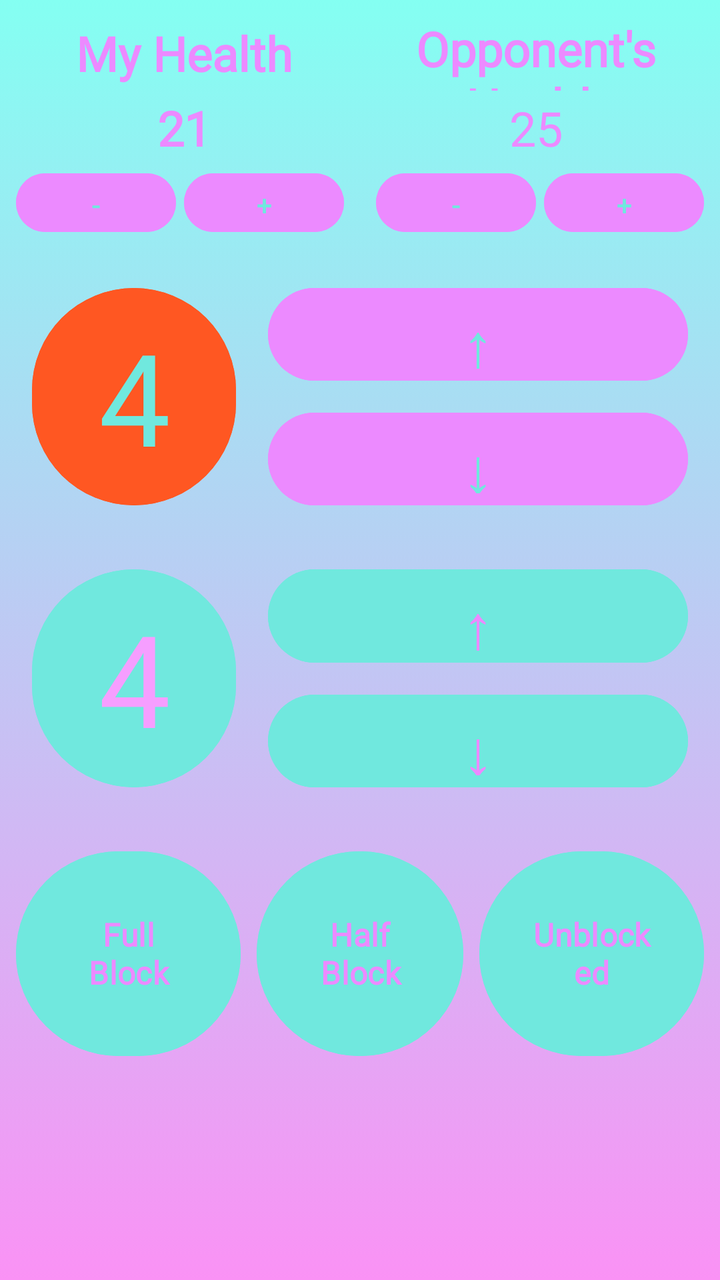
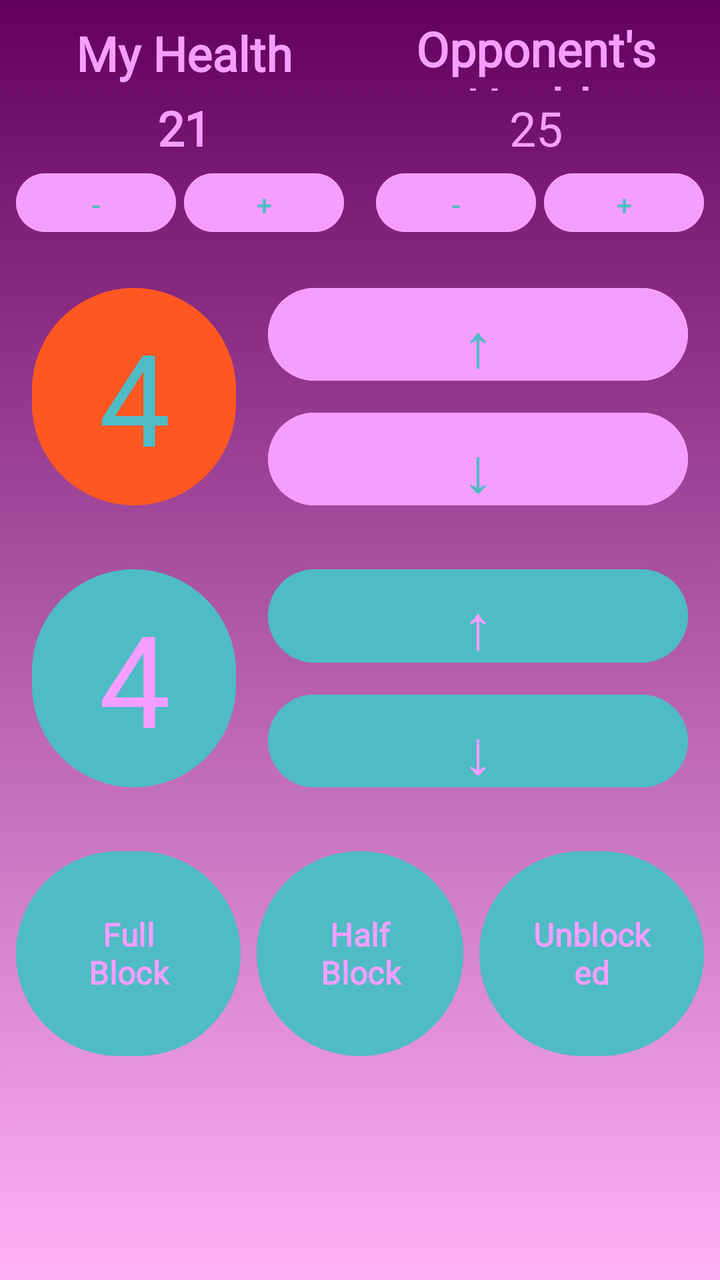

Two renders of the same Android screen: before a commit and after it. Below are the layout's source before the change and the commit's diff.
<!-- AndroidManifest.xml: application theme Theme.UVSLifeCalc -->
<!-- res/layout/activity_attack.xml -->
<?xml version="1.0" encoding="utf-8"?>
<androidx.constraintlayout.widget.ConstraintLayout xmlns:android="http://schemas.android.com/apk/res/android"
    xmlns:app="http://schemas.android.com/apk/res-auto"
    xmlns:tools="http://schemas.android.com/tools"
    android:id="@+id/attack"
    android:layout_width="match_parent"
    android:layout_height="match_parent"
    android:background="@drawable/gradient_background_main"
    tools:context=".Attack">

    
    <androidx.constraintlayout.widget.Guideline
        android:id="@+id/vertical_guideline"
        android:layout_width="wrap_content"
        android:layout_height="wrap_content"
        android:orientation="vertical"
        app:layout_constraintGuide_percent="0.5" />

    
    
    <androidx.constraintlayout.widget.Guideline
        android:id="@+id/guideline_h1"
        android:layout_width="wrap_content"
        android:layout_height="wrap_content"
        android:orientation="horizontal"
        app:layout_constraintGuide_percent="0.20" />

    
    <androidx.constraintlayout.widget.Guideline
        android:id="@+id/guideline_h2"
        android:layout_width="wrap_content"
        android:layout_height="wrap_content"
        android:orientation="horizontal"
        app:layout_constraintGuide_percent="0.42" />

    
    <androidx.constraintlayout.widget.Guideline
        android:id="@+id/guideline_h3"
        android:layout_width="wrap_content"
        android:layout_height="wrap_content"
        android:orientation="horizontal"
        app:layout_constraintGuide_percent="0.64" />

    
    <androidx.constraintlayout.widget.Guideline
        android:id="@+id/guideline_h4"
        android:layout_width="wrap_content"
        android:layout_height="wrap_content"
        android:orientation="horizontal"
        app:layout_constraintGuide_percent="0.85" />

    
    <androidx.constraintlayout.widget.Guideline
        android:id="@+id/guideline_v_left"
        android:layout_width="wrap_content"
        android:layout_height="wrap_content"
        android:orientation="vertical"
        app:layout_constraintGuide_percent="0.35" />

    

    <TextView
        android:id="@+id/my_health_label"
        android:layout_width="0dp"
        android:layout_height="0dp"
        android:layout_marginStart="8dp"
        android:layout_marginTop="8dp"
        android:layout_marginEnd="4dp"
        android:fontFamily="@font/lobster"
        android:gravity="center"
        android:text="My Health"
        android:textColor="#EC8AFF"
        android:textSize="24sp"
        android:textStyle="bold"
        app:layout_constraintEnd_toStartOf="@+id/vertical_guideline"
        app:layout_constraintStart_toStartOf="parent"
        app:layout_constraintTop_toTopOf="parent"
        app:layout_constraintBottom_toTopOf="@+id/my_health_3" />

    <TextView
        android:id="@+id/my_health_3"
        android:layout_width="0dp"
        android:layout_height="0dp"
        android:layout_marginStart="8dp"
        android:layout_marginEnd="4dp"
        android:fontFamily="@font/lobster"
        android:gravity="center"
        android:text="21"
        android:textColor="#EC8AFF"
        android:textSize="24sp"
        android:textStyle="bold"
        app:layout_constraintEnd_toStartOf="@+id/vertical_guideline"
        app:layout_constraintStart_toStartOf="parent"
        app:layout_constraintTop_toBottomOf="@+id/my_health_label"
        app:layout_constraintBottom_toTopOf="@+id/m_m" />

    <Button
        android:id="@+id/m_m"
        android:layout_width="0dp"
        android:layout_height="0dp"
        android:layout_marginStart="8dp"
        android:layout_marginEnd="4dp"
        android:layout_marginBottom="8dp"
        android:backgroundTint="#EC8AFF"
        android:text="-"
        android:textColor="#70E8DE"
        app:layout_constraintStart_toStartOf="parent"
        app:layout_constraintEnd_toStartOf="@+id/m_p"
        app:layout_constraintTop_toBottomOf="@+id/my_health_3"
        app:layout_constraintBottom_toTopOf="@+id/guideline_h1" />

    <Button
        android:id="@+id/m_p"
        android:layout_width="0dp"
        android:layout_height="0dp"
        android:layout_marginEnd="8dp"
        android:layout_marginBottom="8dp"
        android:backgroundTint="#EC8AFF"
        android:text="+"
        android:textColor="#70E8DE"
        app:layout_constraintStart_toEndOf="@+id/m_m"
        app:layout_constraintEnd_toStartOf="@+id/vertical_guideline"
        app:layout_constraintTop_toBottomOf="@+id/my_health_3"
        app:layout_constraintBottom_toTopOf="@+id/guideline_h1" />

    <TextView
        android:id="@+id/opp_health_label"
        android:layout_width="0dp"
        android:layout_height="0dp"
        android:layout_marginTop="8dp"
        android:layout_marginEnd="8dp"
        android:layout_marginStart="4dp"
        android:fontFamily="@font/lobster"
        android:gravity="center"
        android:text="Opponent's Health"
        android:textColor="#EC8AFF"
        android:textSize="24sp"
        android:textStyle="bold"
        app:layout_constraintEnd_toEndOf="parent"
        app:layout_constraintStart_toEndOf="@+id/vertical_guideline"
        app:layout_constraintTop_toTopOf="parent"
        app:layout_constraintBottom_toTopOf="@+id/opp_health_3" />

    <TextView
        android:id="@+id/opp_health_3"
        android:layout_width="0dp"
        android:layout_height="0dp"
        android:layout_marginEnd="8dp"
        android:layout_marginStart="4dp"
        android:fontFamily="@font/lobster"
        android:gravity="center"
        android:text="25"
        android:textColor="#EC8AFF"
        android:textSize="24sp"
        app:layout_constraintEnd_toEndOf="parent"
        app:layout_constraintStart_toEndOf="@+id/vertical_guideline"
        app:layout_constraintTop_toBottomOf="@+id/opp_health_label"
        app:layout_constraintBottom_toTopOf="@+id/o_m" />

    <Button
        android:id="@+id/o_m"
        android:layout_width="0dp"
        android:layout_height="0dp"
        android:layout_marginStart="8dp"
        android:layout_marginEnd="4dp"
        android:layout_marginBottom="8dp"
        android:backgroundTint="#EC8AFF"
        android:text="-"
        android:textColor="#70E8DE"
        app:layout_constraintStart_toEndOf="@+id/vertical_guideline"
        app:layout_constraintEnd_toStartOf="@+id/o_p"
        app:layout_constraintTop_toBottomOf="@+id/opp_health_3"
        app:layout_constraintBottom_toTopOf="@+id/guideline_h1" />

    <Button
        android:id="@+id/o_p"
        android:layout_width="0dp"
        android:layout_height="0dp"
        android:layout_marginEnd="8dp"
        android:layout_marginBottom="8dp"
        android:backgroundTint="#EC8AFF"
        android:text="+"
        android:textColor="#70E8DE"
        app:layout_constraintStart_toEndOf="@+id/o_m"
        app:layout_constraintEnd_toEndOf="parent"
        app:layout_constraintTop_toBottomOf="@+id/opp_health_3"
        app:layout_constraintBottom_toTopOf="@+id/guideline_h1" />

    

    <Button
        android:id="@+id/speed_button"
        android:layout_width="0dp"
        android:layout_height="0dp"
        android:layout_marginStart="16dp"
        android:layout_marginTop="12dp"
        android:layout_marginEnd="8dp"
        android:layout_marginBottom="12dp"
        android:backgroundTint="#FF5722"
        android:fontFamily="@font/lobster"
        android:text="4"
        android:textColor="#70E8DE"
        android:textSize="64sp"
        app:layout_constraintStart_toStartOf="parent"
        app:layout_constraintEnd_toStartOf="@+id/guideline_v_left"
        app:layout_constraintTop_toTopOf="@+id/guideline_h1"
        app:layout_constraintBottom_toTopOf="@+id/guideline_h2" />

    <Button
        android:id="@+id/attack_speed_up"
        android:layout_width="0dp"
        android:layout_height="0dp"
        android:layout_marginStart="8dp"
        android:layout_marginEnd="16dp"
        android:layout_marginTop="12dp"
        android:layout_marginBottom="4dp"
        android:backgroundTint="#EC8AFF"
        android:text="↑"
        android:textAlignment="center"
        android:textColor="#70E8DE"
        android:textSize="32sp"
        app:layout_constraintStart_toStartOf="@+id/guideline_v_left"
        app:layout_constraintEnd_toEndOf="parent"
        app:layout_constraintTop_toTopOf="@+id/guideline_h1"
        app:layout_constraintBottom_toTopOf="@+id/attack_speed_down" />

    <Button
        android:id="@+id/attack_speed_down"
        android:layout_width="0dp"
        android:layout_height="0dp"
        android:layout_marginStart="8dp"
        android:layout_marginEnd="16dp"
        android:layout_marginTop="4dp"
        android:layout_marginBottom="12dp"
        android:backgroundTint="#EC8AFF"
        android:text="↓"
        android:textAlignment="center"
        android:textColor="#70E8DE"
        android:textSize="32sp"
        app:layout_constraintStart_toStartOf="@+id/guideline_v_left"
        app:layout_constraintEnd_toEndOf="parent"
        app:layout_constraintTop_toBottomOf="@+id/attack_speed_up"
        app:layout_constraintBottom_toTopOf="@+id/guideline_h2" />

    

    <Button
        android:id="@+id/attack_damage"
        android:layout_width="0dp"
        android:layout_height="0dp"
        android:layout_marginStart="16dp"
        android:layout_marginTop="12dp"
        android:layout_marginEnd="8dp"
        android:layout_marginBottom="12dp"
        android:backgroundTint="#70E8DE"
        android:fontFamily="@font/lobster"
        android:text="4"
        android:textColor="#F69EFF"
        android:textSize="64sp"
        app:layout_constraintStart_toStartOf="parent"
        app:layout_constraintEnd_toStartOf="@+id/guideline_v_left"
        app:layout_constraintTop_toTopOf="@+id/guideline_h2"
        app:layout_constraintBottom_toTopOf="@+id/guideline_h3" />

    <Button
        android:id="@+id/attack_damage_up"
        android:layout_width="0dp"
        android:layout_height="0dp"
        android:layout_marginStart="8dp"
        android:layout_marginEnd="16dp"
        android:layout_marginTop="12dp"
        android:layout_marginBottom="4dp"
        android:backgroundTint="#70E8DE"
        android:text="↑"
        android:textAlignment="center"
        android:textColor="#EC8AFF"
        android:textSize="32sp"
        app:layout_constraintStart_toStartOf="@+id/guideline_v_left"
        app:layout_constraintEnd_toEndOf="parent"
        app:layout_constraintTop_toTopOf="@+id/guideline_h2"
        app:layout_constraintBottom_toTopOf="@+id/attack_damage_down" />

    <Button
        android:id="@+id/attack_damage_down"
        android:layout_width="0dp"
        android:layout_height="0dp"
        android:layout_marginStart="8dp"
        android:layout_marginEnd="16dp"
        android:layout_marginTop="4dp"
        android:layout_marginBottom="12dp"
        android:backgroundTint="#70E8DE"
        android:text="↓"
        android:textAlignment="center"
        android:textColor="#EC8AFF"
        android:textSize="32sp"
        app:layout_constraintStart_toStartOf="@+id/guideline_v_left"
        app:layout_constraintEnd_toEndOf="parent"
        app:layout_constraintTop_toBottomOf="@+id/attack_damage_up"
        app:layout_constraintBottom_toTopOf="@+id/guideline_h3" />

    

    
    <androidx.constraintlayout.widget.Guideline
        android:id="@+id/guideline_v_block1"
        android:layout_width="wrap_content"
        android:layout_height="wrap_content"
        android:orientation="vertical"
        app:layout_constraintGuide_percent="0.345" />

    <androidx.constraintlayout.widget.Guideline
        android:id="@+id/guideline_v_block2"
        android:layout_width="wrap_content"
        android:layout_height="wrap_content"
        android:orientation="vertical"
        app:layout_constraintGuide_percent="0.655" />

    <Button
        android:id="@+id/full_block_button"
        android:layout_width="0dp"
        android:layout_height="0dp"
        android:layout_marginStart="8dp"
        android:layout_marginTop="12dp"
        android:layout_marginEnd="4dp"
        android:layout_marginBottom="12dp"
        android:backgroundTint="#70E8DE"
        android:fontFamily="@font/lobster"
        android:text="Full Block"
        android:textColor="#EC8AFF"
        android:textSize="16sp"
        android:textStyle="bold"
        app:layout_constraintBottom_toTopOf="@+id/guideline_h4"
        app:layout_constraintEnd_toStartOf="@+id/guideline_v_block1"
        app:layout_constraintStart_toStartOf="parent"
        app:layout_constraintTop_toTopOf="@+id/guideline_h3" />

    <Button
        android:id="@+id/half_block_button"
        android:layout_width="0dp"
        android:layout_height="0dp"
        android:layout_marginStart="4dp"
        android:layout_marginTop="12dp"
        android:layout_marginEnd="4dp"
        android:layout_marginBottom="12dp"
        android:backgroundTint="#70E8DE"
        android:fontFamily="@font/lobster"
        android:text="Half Block"
        android:textColor="#EC8AFF"
        android:textSize="16sp"
        android:textStyle="bold"
        app:layout_constraintBottom_toTopOf="@+id/guideline_h4"
        app:layout_constraintEnd_toStartOf="@+id/guideline_v_block2"
        app:layout_constraintStart_toStartOf="@+id/guideline_v_block1"
        app:layout_constraintTop_toTopOf="@+id/guideline_h3" />

    <Button
        android:id="@+id/unblocked_button"
        android:layout_width="0dp"
        android:layout_height="0dp"
        android:layout_marginStart="4dp"
        android:layout_marginTop="12dp"
        android:layout_marginEnd="8dp"
        android:layout_marginBottom="12dp"
        android:backgroundTint="#70E8DE"
        android:fontFamily="@font/lobster"
        android:text="Unblocked"
        android:textColor="#EC8AFF"
        android:textSize="16sp"
        android:textStyle="bold"
        app:layout_constraintBottom_toTopOf="@+id/guideline_h4"
        app:layout_constraintEnd_toEndOf="parent"
        app:layout_constraintStart_toStartOf="@+id/guideline_v_block2"
        app:layout_constraintTop_toTopOf="@+id/guideline_h3" />

</androidx.constraintlayout.widget.ConstraintLayout>
<!-- resources referenced by this layout -->
<resources>
  <!-- drawable gradient_background_main (drawable) -->
  <?xml version="1.0" encoding="utf-8"?>
  <selector xmlns:android="http://schemas.android.com/apk/res/android">
      <item>
          <shape>
              <gradient android:startColor="#FA92F5"
                  android:endColor="#84FFF2"
                  android:angle="90"/>
          </shape>
      </item>
  </selector>
  <style name="Theme.UVSLifeCalc" parent="Base.Theme.UVSLifeCalc" />
  <style name="Base.Theme.UVSLifeCalc" parent="Theme.Material3.DayNight.NoActionBar">
          
          
      </style>
</resources>

<!-- the commit's change to res/layout/activity_attack.xml (unified diff, before → after) -->
@@ -69,13 +69,13 @@
         android:fontFamily="@font/lobster"
         android:gravity="center"
         android:text="My Health"
-        android:textColor="#EC8AFF"
+        android:textColor="@color/primary"
         android:textSize="24sp"
         android:textStyle="bold"
+        app:layout_constraintBottom_toTopOf="@+id/my_health_3"
         app:layout_constraintEnd_toStartOf="@+id/vertical_guideline"
         app:layout_constraintStart_toStartOf="parent"
-        app:layout_constraintTop_toTopOf="parent"
-        app:layout_constraintBottom_toTopOf="@+id/my_health_3" />
+        app:layout_constraintTop_toTopOf="parent" />
 
     <TextView
         android:id="@+id/my_health_3"
@@ -86,13 +86,13 @@
         android:fontFamily="@font/lobster"
         android:gravity="center"
         android:text="21"
-        android:textColor="#EC8AFF"
+        android:textColor="@color/primary"
         android:textSize="24sp"
         android:textStyle="bold"
+        app:layout_constraintBottom_toTopOf="@+id/m_m"
         app:layout_constraintEnd_toStartOf="@+id/vertical_guideline"
         app:layout_constraintStart_toStartOf="parent"
-        app:layout_constraintTop_toBottomOf="@+id/my_health_label"
-        app:layout_constraintBottom_toTopOf="@+id/m_m" />
+        app:layout_constraintTop_toBottomOf="@+id/my_health_label" />
 
     <Button
         android:id="@+id/m_m"
@@ -101,13 +101,13 @@
         android:layout_marginStart="8dp"
         android:layout_marginEnd="4dp"
         android:layout_marginBottom="8dp"
-        android:backgroundTint="#EC8AFF"
+        android:backgroundTint="@color/primary"
         android:text="-"
-        android:textColor="#70E8DE"
-        app:layout_constraintStart_toStartOf="parent"
+        android:textColor="@color/secondary"
+        app:layout_constraintBottom_toTopOf="@+id/guideline_h1"
         app:layout_constraintEnd_toStartOf="@+id/m_p"
-        app:layout_constraintTop_toBottomOf="@+id/my_health_3"
-        app:layout_constraintBottom_toTopOf="@+id/guideline_h1" />
+        app:layout_constraintStart_toStartOf="parent"
+        app:layout_constraintTop_toBottomOf="@+id/my_health_3" />
 
     <Button
         android:id="@+id/m_p"
@@ -115,47 +115,47 @@
         android:layout_height="0dp"
         android:layout_marginEnd="8dp"
         android:layout_marginBottom="8dp"
-        android:backgroundTint="#EC8AFF"
+        android:backgroundTint="@color/primary"
         android:text="+"
-        android:textColor="#70E8DE"
+        android:textColor="@color/secondary"
+        app:layout_constraintBottom_toTopOf="@+id/guideline_h1"
+        app:layout_constraintEnd_toStartOf="@+id/vertical_guideline"
         app:layout_constraintStart_toEndOf="@+id/m_m"
-        app:layout_constraintEnd_toStartOf="@+id/vertical_guideline"
-        app:layout_constraintTop_toBottomOf="@+id/my_health_3"
-        app:layout_constraintBottom_toTopOf="@+id/guideline_h1" />
+        app:layout_constraintTop_toBottomOf="@+id/my_health_3" />
 
     <TextView
         android:id="@+id/opp_health_label"
         android:layout_width="0dp"
         android:layout_height="0dp"
+        android:layout_marginStart="4dp"
         android:layout_marginTop="8dp"
         android:layout_marginEnd="8dp"
-        android:layout_marginStart="4dp"
         android:fontFamily="@font/lobster"
         android:gravity="center"
         android:text="Opponent's Health"
-        android:textColor="#EC8AFF"
+        android:textColor="@color/primary"
         android:textSize="24sp"
         android:textStyle="bold"
+        app:layout_constraintBottom_toTopOf="@+id/opp_health_3"
         app:layout_constraintEnd_toEndOf="parent"
         app:layout_constraintStart_toEndOf="@+id/vertical_guideline"
-        app:layout_constraintTop_toTopOf="parent"
-        app:layout_constraintBottom_toTopOf="@+id/opp_health_3" />
+        app:layout_constraintTop_toTopOf="parent" />
 
     <TextView
         android:id="@+id/opp_health_3"
         android:layout_width="0dp"
         android:layout_height="0dp"
-        android:layout_marginEnd="8dp"
         android:layout_marginStart="4dp"
+        android:layout_marginEnd="8dp"
         android:fontFamily="@font/lobster"
         android:gravity="center"
         android:text="25"
-        android:textColor="#EC8AFF"
+        android:textColor="@color/primary"
         android:textSize="24sp"
+        app:layout_constraintBottom_toTopOf="@+id/o_m"
         app:layout_constraintEnd_toEndOf="parent"
         app:layout_constraintStart_toEndOf="@+id/vertical_guideline"
-        app:layout_constraintTop_toBottomOf="@+id/opp_health_label"
-        app:layout_constraintBottom_toTopOf="@+id/o_m" />
+        app:layout_constraintTop_toBottomOf="@+id/opp_health_label" />
 
     <Button
         android:id="@+id/o_m"
@@ -164,13 +164,13 @@
         android:layout_marginStart="8dp"
         android:layout_marginEnd="4dp"
         android:layout_marginBottom="8dp"
-        android:backgroundTint="#EC8AFF"
+        android:backgroundTint="@color/primary"
         android:text="-"
-        android:textColor="#70E8DE"
+        android:textColor="@color/secondary"
+        app:layout_constraintBottom_toTopOf="@+id/guideline_h1"
+        app:layout_constraintEnd_toStartOf="@+id/o_p"
         app:layout_constraintStart_toEndOf="@+id/vertical_guideline"
-        app:layout_constraintEnd_toStartOf="@+id/o_p"
-        app:layout_constraintTop_toBottomOf="@+id/opp_health_3"
-        app:layout_constraintBottom_toTopOf="@+id/guideline_h1" />
+        app:layout_constraintTop_toBottomOf="@+id/opp_health_3" />
 
     <Button
         android:id="@+id/o_p"
@@ -178,13 +178,13 @@
         android:layout_height="0dp"
         android:layout_marginEnd="8dp"
         android:layout_marginBottom="8dp"
-        android:backgroundTint="#EC8AFF"
+        android:backgroundTint="@color/primary"
         android:text="+"
-        android:textColor="#70E8DE"
+        android:textColor="@color/secondary"
+        app:layout_constraintBottom_toTopOf="@+id/guideline_h1"
+        app:layout_constraintEnd_toEndOf="parent"
         app:layout_constraintStart_toEndOf="@+id/o_m"
-        app:layout_constraintEnd_toEndOf="parent"
-        app:layout_constraintTop_toBottomOf="@+id/opp_health_3"
-        app:layout_constraintBottom_toTopOf="@+id/guideline_h1" />
+        app:layout_constraintTop_toBottomOf="@+id/opp_health_3" />
 
     
 
@@ -196,51 +196,51 @@
         android:layout_marginTop="12dp"
         android:layout_marginEnd="8dp"
         android:layout_marginBottom="12dp"
-        android:backgroundTint="#FF5722"
+        android:backgroundTint="@color/mid_attack"
         android:fontFamily="@font/lobster"
         android:text="4"
-        android:textColor="#70E8DE"
+        android:textColor="@color/secondary"
         android:textSize="64sp"
-        app:layout_constraintStart_toStartOf="parent"
+        app:layout_constraintBottom_toTopOf="@+id/guideline_h2"
         app:layout_constraintEnd_toStartOf="@+id/guideline_v_left"
-        app:layout_constraintTop_toTopOf="@+id/guideline_h1"
-        app:layout_constraintBottom_toTopOf="@+id/guideline_h2" />
+        app:layout_constraintStart_toStartOf="parent"
+        app:layout_constraintTop_toTopOf="@+id/guideline_h1" />
 
     <Button
         android:id="@+id/attack_speed_up"
         android:layout_width="0dp"
         android:layout_height="0dp"
         android:layout_marginStart="8dp"
+        android:layout_marginTop="12dp"
         android:layout_marginEnd="16dp"
-        android:layout_marginTop="12dp"
         android:layout_marginBottom="4dp"
-        android:backgroundTint="#EC8AFF"
+        android:backgroundTint="@color/primary"
         android:text="↑"
         android:textAlignment="center"
-        android:textColor="#70E8DE"
+        android:textColor="@color/secondary"
         android:textSize="32sp"
+        app:layout_constraintBottom_toTopOf="@+id/attack_speed_down"
+        app:layout_constraintEnd_toEndOf="parent"
         app:layout_constraintStart_toStartOf="@+id/guideline_v_left"
-        app:layout_constraintEnd_toEndOf="parent"
-        app:layout_constraintTop_toTopOf="@+id/guideline_h1"
-        app:layout_constraintBottom_toTopOf="@+id/attack_speed_down" />
+        app:layout_constraintTop_toTopOf="@+id/guideline_h1" />
 
     <Button
         android:id="@+id/attack_speed_down"
         android:layout_width="0dp"
         android:layout_height="0dp"
         android:layout_marginStart="8dp"
+        android:layout_marginTop="4dp"
         android:layout_marginEnd="16dp"
-        android:layout_marginTop="4dp"
-        android:layout_marginBottom="12dp"
-        android:backgroundTint="#EC8AFF"
+        android:layout_marginBottom="12dp"
+        android:backgroundTint="@color/primary"
         android:text="↓"
         android:textAlignment="center"
-        android:textColor="#70E8DE"
+        android:textColor="@color/secondary"
         android:textSize="32sp"
+        app:layout_constraintBottom_toTopOf="@+id/guideline_h2"
+        app:layout_constraintEnd_toEndOf="parent"
         app:layout_constraintStart_toStartOf="@+id/guideline_v_left"
-        app:layout_constraintEnd_toEndOf="parent"
-        app:layout_constraintTop_toBottomOf="@+id/attack_speed_up"
-        app:layout_constraintBottom_toTopOf="@+id/guideline_h2" />
+        app:layout_constraintTop_toBottomOf="@+id/attack_speed_up" />
 
     
 
@@ -252,51 +252,51 @@
         android:layout_marginTop="12dp"
         android:layout_marginEnd="8dp"
         android:layout_marginBottom="12dp"
-        android:backgroundTint="#70E8DE"
+        android:backgroundTint="@color/secondary"
         android:fontFamily="@font/lobster"
         android:text="4"
-        android:textColor="#F69EFF"
+        android:textColor="@color/primary"
         android:textSize="64sp"
-        app:layout_constraintStart_toStartOf="parent"
+        app:layout_constraintBottom_toTopOf="@+id/guideline_h3"
         app:layout_constraintEnd_toStartOf="@+id/guideline_v_left"
-        app:layout_constraintTop_toTopOf="@+id/guideline_h2"
-        app:layout_constraintBottom_toTopOf="@+id/guideline_h3" />
+        app:layout_constraintStart_toStartOf="parent"
+        app:layout_constraintTop_toTopOf="@+id/guideline_h2" />
 
     <Button
         android:id="@+id/attack_damage_up"
         android:layout_width="0dp"
         android:layout_height="0dp"
         android:layout_marginStart="8dp"
+        android:layout_marginTop="12dp"
         android:layout_marginEnd="16dp"
-        android:layout_marginTop="12dp"
         android:layout_marginBottom="4dp"
-        android:backgroundTint="#70E8DE"
+        android:backgroundTint="@color/secondary"
         android:text="↑"
         android:textAlignment="center"
-        android:textColor="#EC8AFF"
+        android:textColor="@color/primary"
         android:textSize="32sp"
+        app:layout_constraintBottom_toTopOf="@+id/attack_damage_down"
+        app:layout_constraintEnd_toEndOf="parent"
         app:layout_constraintStart_toStartOf="@+id/guideline_v_left"
-        app:layout_constraintEnd_toEndOf="parent"
-        app:layout_constraintTop_toTopOf="@+id/guideline_h2"
-        app:layout_constraintBottom_toTopOf="@+id/attack_damage_down" />
+        app:layout_constraintTop_toTopOf="@+id/guideline_h2" />
 
     <Button
         android:id="@+id/attack_damage_down"
         android:layout_width="0dp"
         android:layout_height="0dp"
         android:layout_marginStart="8dp"
+        android:layout_marginTop="4dp"
         android:layout_marginEnd="16dp"
-        android:layout_marginTop="4dp"
-        android:layout_marginBottom="12dp"
-        android:backgroundTint="#70E8DE"
+        android:layout_marginBottom="12dp"
+        android:backgroundTint="@color/secondary"
         android:text="↓"
         android:textAlignment="center"
-        android:textColor="#EC8AFF"
+        android:textColor="@color/primary"
         android:textSize="32sp"
+        app:layout_constraintBottom_toTopOf="@+id/guideline_h3"
+        app:layout_constraintEnd_toEndOf="parent"
         app:layout_constraintStart_toStartOf="@+id/guideline_v_left"
-        app:layout_constraintEnd_toEndOf="parent"
-        app:layout_constraintTop_toBottomOf="@+id/attack_damage_up"
-        app:layout_constraintBottom_toTopOf="@+id/guideline_h3" />
+        app:layout_constraintTop_toBottomOf="@+id/attack_damage_up" />
 
     
 
@@ -323,10 +323,10 @@
         android:layout_marginTop="12dp"
         android:layout_marginEnd="4dp"
         android:layout_marginBottom="12dp"
-        android:backgroundTint="#70E8DE"
+        android:backgroundTint="@color/secondary"
         android:fontFamily="@font/lobster"
         android:text="Full Block"
-        android:textColor="#EC8AFF"
+        android:textColor="@color/primary"
         android:textSize="16sp"
         android:textStyle="bold"
         app:layout_constraintBottom_toTopOf="@+id/guideline_h4"
@@ -342,10 +342,10 @@
         android:layout_marginTop="12dp"
         android:layout_marginEnd="4dp"
         android:layout_marginBottom="12dp"
-        android:backgroundTint="#70E8DE"
+        android:backgroundTint="@color/secondary"
         android:fontFamily="@font/lobster"
         android:text="Half Block"
-        android:textColor="#EC8AFF"
+        android:textColor="@color/primary"
         android:textSize="16sp"
         android:textStyle="bold"
         app:layout_constraintBottom_toTopOf="@+id/guideline_h4"
@@ -361,10 +361,10 @@
         android:layout_marginTop="12dp"
         android:layout_marginEnd="8dp"
         android:layout_marginBottom="12dp"
-        android:backgroundTint="#70E8DE"
+        android:backgroundTint="@color/secondary"
         android:fontFamily="@font/lobster"
         android:text="Unblocked"
-        android:textColor="#EC8AFF"
+        android:textColor="@color/primary"
         android:textSize="16sp"
         android:textStyle="bold"
         app:layout_constraintBottom_toTopOf="@+id/guideline_h4"
<!-- resource entries referenced after the edit -->
@@ -1,17 +1,22 @@
 <!-- resources referenced by this layout -->
 <resources>
+  <color name="mid_attack">#FF5722</color>
+  <color name="primary">#F69EFF</color>
+  <color name="secondary">#4fbbc4</color>
   <!-- drawable gradient_background_main (drawable) -->
   <?xml version="1.0" encoding="utf-8"?>
   <selector xmlns:android="http://schemas.android.com/apk/res/android">
       <item>
           <shape>
-              <gradient android:startColor="#FA92F5"
-                  android:endColor="#84FFF2"
+              <gradient android:endColor="@color/gradient_color_one"
+                  android:startColor="@color/gradient_color_two"
                   android:angle="90"/>
           </shape>
       </item>
   </selector>
   <style name="Theme.UVSLifeCalc" parent="Base.Theme.UVSLifeCalc" />
+  <color name="gradient_color_one">#63005E</color>
+  <color name="gradient_color_two">#FFB3F6</color>
   <style name="Base.Theme.UVSLifeCalc" parent="Theme.Material3.DayNight.NoActionBar">
           
           
